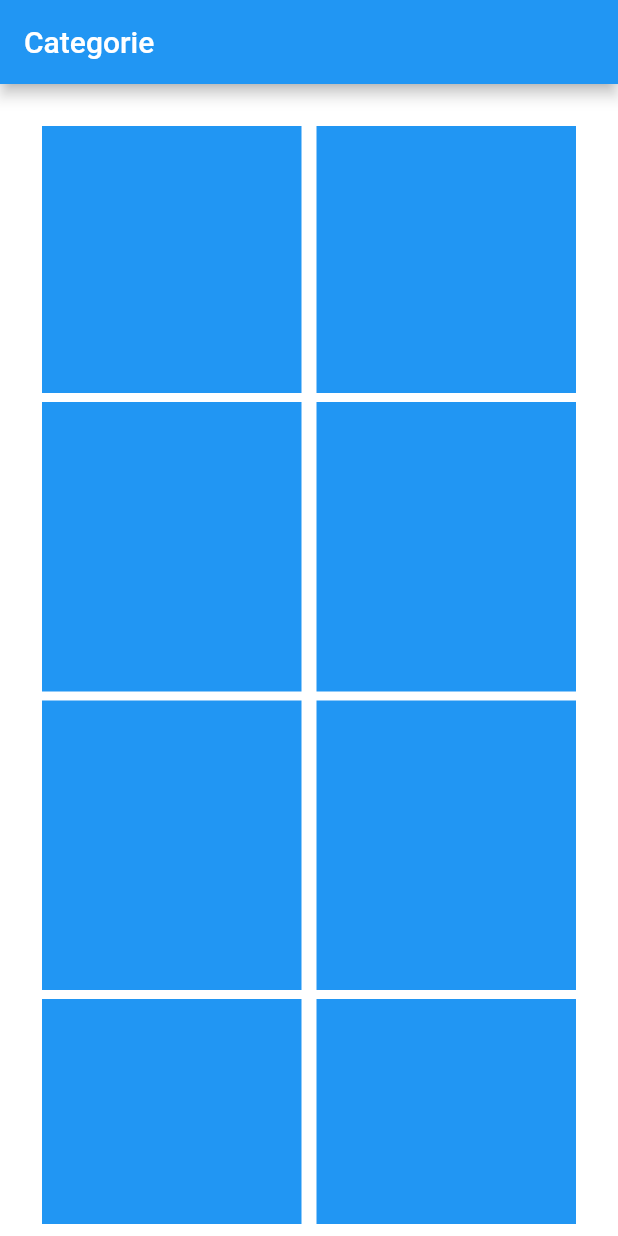
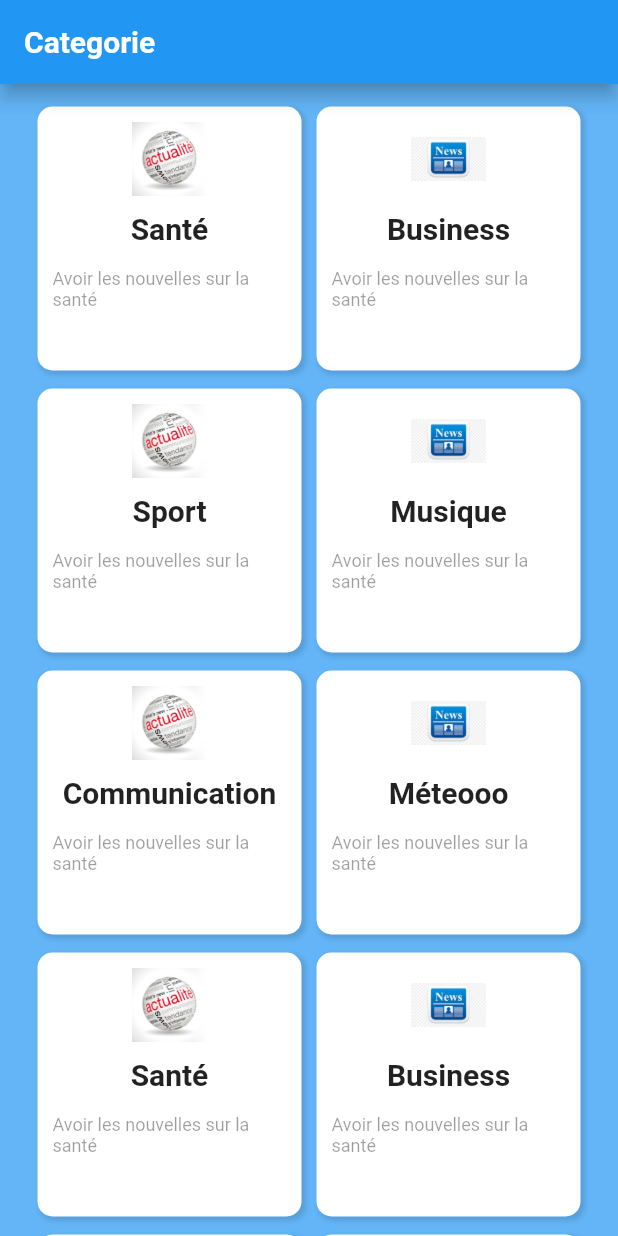
Before and after one commit to medard754/appActuality, a Flutter app: the screen it shows after launch, on a phone screen of 412 x 824 dp. Run offline on Flutter 3.47's test engine with Material 2 defaults, Android fonts, the phone set to English and light mode, and no system bars; our stand-ins replace animated_splash_screen.

Commit message:
first commit

```diff
--- a/lib/RoutePage/accueil.dart
+++ b/lib/RoutePage/accueil.dart
@@ -7,29 +7,220 @@ class Splash extends StatelessWidget {
 
   @override
   Widget build(BuildContext context) {
+    return ListView();
+  }
+}
+
+class ListView extends StatefulWidget {
+  ListView({Key? key}) : super(key: key);
+
+  @override
+  _ListViewState createState() => _ListViewState();
+}
+
+class _ListViewState extends State<ListView> {
+  //var img = ["Santé","Business","Sport","Musique","Communication","Méteo"];
+  var title = [
+    "Santé",
+    "Business",
+    "Sport",
+    "Musique",
+    "Communication",
+    "Méteooo",
+    "Santé",
+    "Business",
+    "Sport",
+    "Musique",
+    "Communication",
+    "Méteooo"
+  ];
+  var lien = [
+    "consulter",
+    "consulter",
+    "consulter",
+    "consulter",
+    "consulter",
+    "consulter",
+    "consulter",
+    "consulter",
+    "consulter",
+    "consulter",
+    "consulter",
+    "consulter"
+  ];
+  var img = [
+    "assets/logo.png",
+    "assets/logo2.jpeg",
+    "assets/logo.png",
+    "assets/logo2.jpeg",
+    "assets/logo.png",
+    "assets/logo2.jpeg",
+    "assets/logo.png",
+    "assets/logo2.jpeg",
+    "assets/logo.png",
+    "assets/logo2.jpeg",
+    "assets/logo.png",
+    "assets/logo2.jpeg",
+  ];
+  var para = [
+    "Avoir les nouvelles sur la santé",
+    "Avoir les nouvelles sur la santé",
+    "Avoir les nouvelles sur la santé",
+    "Avoir les nouvelles sur la santé",
+    "Avoir les nouvelles sur la santé",
+    "Avoir les nouvelles sur la santé",
+    "Avoir les nouvelles sur la santé",
+    "Avoir les nouvelles sur la santé",
+    "Avoir les nouvelles sur la santé",
+    "Avoir les nouvelles sur la santé",
+    "Avoir les nouvelles sur la santé",
+    "Avoir les nouvelles sur la santé"
+  ];
+  @override
+  Widget build(BuildContext context) {
+    double width = MediaQuery.of(context).size.width * 0.6;
     return Scaffold(
       appBar: AppBar(
-        title: Text("Categorie"),
+        title: Text(
+          "Categorie",
+          style: TextStyle(color: Colors.white, fontWeight: FontWeight.bold),
+        ),
+        backgroundColor: Colors.blue,
+        elevation: 5,
       ),
-      backgroundColor: Colors.white,
+      backgroundColor: Colors.blue.withOpacity(0.7),
       body: Padding(
-        padding: const EdgeInsets.all(8.0),
-        child: GridView(
-          children: [
-            Container(color: Colors.blue,margin:EdgeInsets.only(left:20,right:5,top:20)),
-            Container(color: Colors.blue,margin:EdgeInsets.only(left:5,right:20,top:20)),
-            Container(color: Colors.blue,margin:EdgeInsets.only(left:20,right:5,top:5)),
-            Container(color: Colors.blue,margin:EdgeInsets.only(left:5,right:20,top:5)),
-            Container(color: Colors.blue,margin:EdgeInsets.only(left:20,right:5,top:5)),
-            Container(color: Colors.blue,margin:EdgeInsets.only(left:5,right:20,top:5)),
-            Container(color: Colors.blue,margin:EdgeInsets.only(left:20,right:5,top:5)),
-            Container(color: Colors.blue,margin:EdgeInsets.only(left:5,right:20,top:5)),
-            Container(color: Colors.blue,margin:EdgeInsets.only(left:20,right:5,top:5)),
-            Container(color: Colors.blue,margin:EdgeInsets.only(left:5,right:20,top:5)),
-          ],
-          gridDelegate:SliverGridDelegateWithFixedCrossAxisCount(crossAxisCount:2,mainAxisSpacing:1,),
+        padding: const EdgeInsets.only(left: 20, right: 20, top: 10),
+        child: GridView.builder(
+          gridDelegate: SliverGridDelegateWithFixedCrossAxisCount(
+            crossAxisCount: 2,
+            mainAxisSpacing: 2,
+          ),
+          itemCount: title.length,
+          itemBuilder: (context, index) {
+            return GestureDetector(
+              onTap: () {
+                //une fonction dialog qui va retourner une fonction popup
+                showDialogFunc(context, img[index], title[index], lien[index]);
+              },
+              child: Container(
+                  padding: const EdgeInsets.all(10.0),
+                  child: Column(
+                    crossAxisAlignment: CrossAxisAlignment.center,
+                    children: [
+                      Container(
+                        width: 50,
+                        height: 50,
+                        child: Image.asset(img[index]),
+                      ),
+                      SizedBox(
+                        height: 10,
+                      ),
+                      Text(
+                        title[index],
+                        style: TextStyle(
+                            fontWeight: FontWeight.bold, fontSize: 20),
+                      ),
+                      SizedBox(
+                        height: 15,
+                      ),
+                      Container(
+                        width: width,
+                        child: Text(
+                          para[index],
+                          style: TextStyle(
+                            fontSize: 12,
+                            color: Colors.black38,
+                          ),
+                        ),
+                      )
+                    ],
+                  ),
+                  decoration: BoxDecoration(
+                      borderRadius: BorderRadius.circular(10.0),
+                      color: Colors.white,
+                      boxShadow: [
+                        BoxShadow(
+                            color: Colors.black12,
+                            blurRadius: 2.0,
+                            spreadRadius: 1,
+                            offset: Offset(2.0, 2))
+                      ]),
+                  margin: EdgeInsets.all(5)),
+            );
+          },
         ),
       ),
     );
   }
 }
+
+showDialogFunc(context, img, title, lien) {
+  return showDialog(
+      context: context,
+      builder: (context) {
+        return Center(
+          child: Material(
+            type: MaterialType.transparency,
+            child: Container(
+              decoration: BoxDecoration(
+                borderRadius: BorderRadius.circular(10),
+                color: Colors.white,
+              ),
+              padding: const EdgeInsets.all(15),
+              width: MediaQuery.of(context).size.width * 0.7,
+              height: MediaQuery.of(context).size.height * 0.5,
+              child: Column(
+                crossAxisAlignment: CrossAxisAlignment.center,
+                children: [
+                  ClipRRect(
+                    borderRadius: BorderRadius.circular(5),
+                    child: Image.asset(img, width: 200, height: 200),
+                  ),
+                  SizedBox(
+                    height: 10,
+                  ),
+                  Text(
+                    title,
+                    style: TextStyle(
+                      fontSize: 25,
+                      fontWeight: FontWeight.bold,
+                    ),
+                  ),
+                  SizedBox(
+                    height: 15,
+                  ),
+                  Row(
+                    children: [
+                      ElevatedButton(
+                          onPressed: () {
+                            Navigator.pop(context);
+                          },
+                          child: Text(
+                            "Annuler",
+                            style: TextStyle(
+                                color: Colors.black87,
+                                fontWeight: FontWeight.w500),
+                            textAlign: TextAlign.center,
+                          )),
+                      Spacer(
+                        flex: 1,
+                      ),
+                      ElevatedButton(
+                          onPressed: () {},
+                          child: Text(
+                            lien,
+                            style: TextStyle(
+                                color: Colors.white,
+                                fontWeight: FontWeight.w500),
+                            textAlign: TextAlign.center,
+                          )),
+                    ],
+                  )
+                ],
+              ),
+            ),
+          ),
+        );
+      });
+}
--- a/lib/main.dart
+++ b/lib/main.dart
@@ -17,7 +17,7 @@ class MyApp extends StatelessWidget {
       ),
       debugShowCheckedModeBanner:false,
       home:AnimatedSplashScreen(
-       duration: 9000,
+       duration:5000,
         splash:Image.asset(
         'assets/logo2.jpeg'),
         nextScreen:Splash(),
```
Also changed, not shown: assets/img.JPG (added), assets/lg.png (added), 12 other files.
